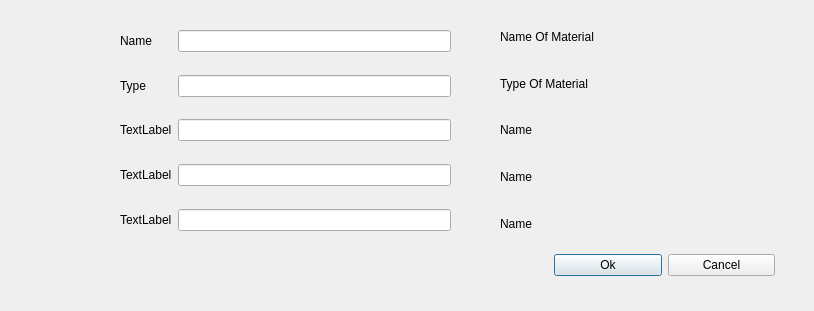
This is MultiLayeredApp/Materials_Actions_AddDialog.ui in Ozgun-Demirel/MultiLayeredGUI as Qt 5 draws it before an edit. The edited form follows.
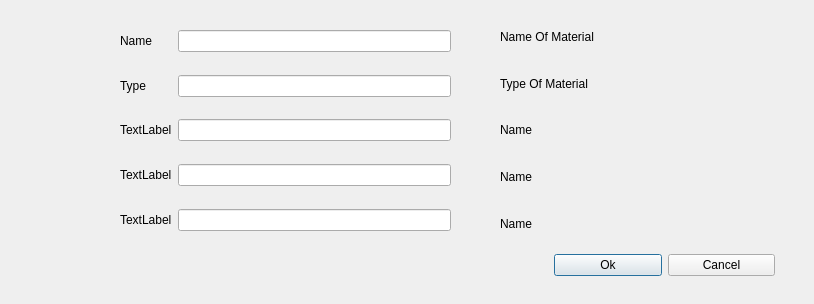
This is the edited form.

```diff
--- a/MultiLayeredApp/Materials_Actions_AddDialog.ui
+++ b/MultiLayeredApp/Materials_Actions_AddDialog.ui
@@ -7,7 +7,7 @@
     <x>0</x>
     <y>0</y>
     <width>814</width>
-    <height>311</height>
+    <height>304</height>
    </rect>
   </property>
   <property name="windowTitle">
```
Left out of the diff: 6 changed lines with no effect on the pictures.
